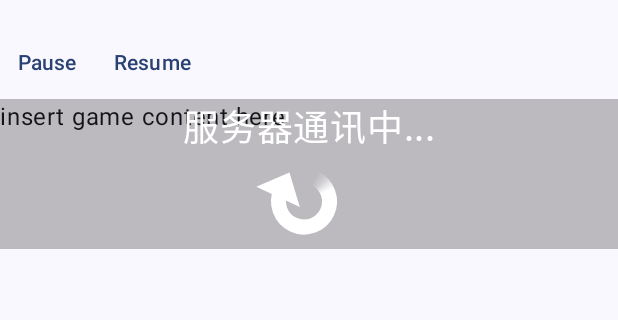
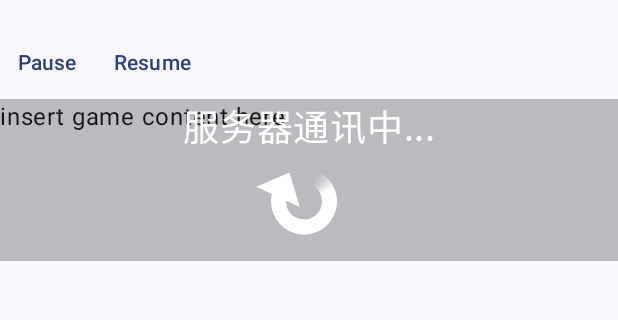
Before and after one commit to unbiaseduser-github/pvz2c-loading, an Android app built with Jetpack Compose: the MainActivityCompost screen opened directly, with no data from a screen before it, on a phone screen of 412 x 824 dp, the part 69-389 px from its top. Run offline under Robolectric (Android 15) with nearby library versions, the phone set to English and light mode, and no system bars.

Commit message:
Add padding to avoid clipping out of bounds and negative top margin to keep the overlay layout looking the same

```diff
--- a/pvz2c-loading-compose/src/main/java/com/unbiaseduser/pvz2cloading/compose/PVZ2CLoadingIndicator.kt
+++ b/pvz2c-loading-compose/src/main/java/com/unbiaseduser/pvz2cloading/compose/PVZ2CLoadingIndicator.kt
@@ -7,6 +7,8 @@ import androidx.compose.foundation.Canvas
 import androidx.compose.foundation.background
 import androidx.compose.foundation.layout.Box
 import androidx.compose.foundation.layout.Column
+import androidx.compose.foundation.layout.offset
+import androidx.compose.foundation.layout.padding
 import androidx.compose.foundation.layout.size
 import androidx.compose.material3.Text
 import androidx.compose.runtime.Composable
@@ -79,6 +81,7 @@ fun PvZ2CLoadingOverlay(
             horizontalAlignment = Alignment.CenterHorizontally
         ) {
             Text(text = text, fontSize = 24.sp, color = Color.White)
+            Box(modifier = Modifier.offset(y = (-4).dp)) {
                 PvZ2CLoadingIndicator(
                     modifier = Modifier.graphicsLayer {
                         rotationZ = angle.value
@@ -86,6 +89,7 @@ fun PvZ2CLoadingOverlay(
                         translationY = orbitPx * sin(radians).toFloat()
                     }
                 )
+            }
         }
     }
 
@@ -98,7 +102,8 @@ fun PvZ2CLoadingIndicator(
     tailFractionOfArc: Float = 0.15f,
     arcStartDeg: Float = 120f
 ) {
-    Canvas(modifier = modifier.size(64.dp)) {
+    Canvas(modifier = modifier.size(72.dp)
+        .padding(4.dp)) {
         val strokeWidth = 15f
         val radius = size.minDimension / 2f - strokeWidth * 1.5f
         val topLeft = Offset(center.x - radius, center.y - radius)
--- a/pvz2c-loading/src/main/res/layout/pvz2c_loading_overlay.xml
+++ b/pvz2c-loading/src/main/res/layout/pvz2c_loading_overlay.xml
@@ -20,8 +20,10 @@
     <com.unbiaseduser.pvz2cloading.PVZ2CLoadingIndicatorView
         android:id="@+id/indicator"
         android:importantForAccessibility="no"
-        android:layout_width="64dp"
-        android:layout_height="64dp"
+        android:layout_width="72dp"
+        android:layout_height="72dp"
+        android:padding="4dp"
+        android:layout_marginTop="-4dp"
         android:layout_gravity="center_horizontal"/>
 
 </LinearLayout>
```
Lines whose indentation alone changed are shown as unchanged.
